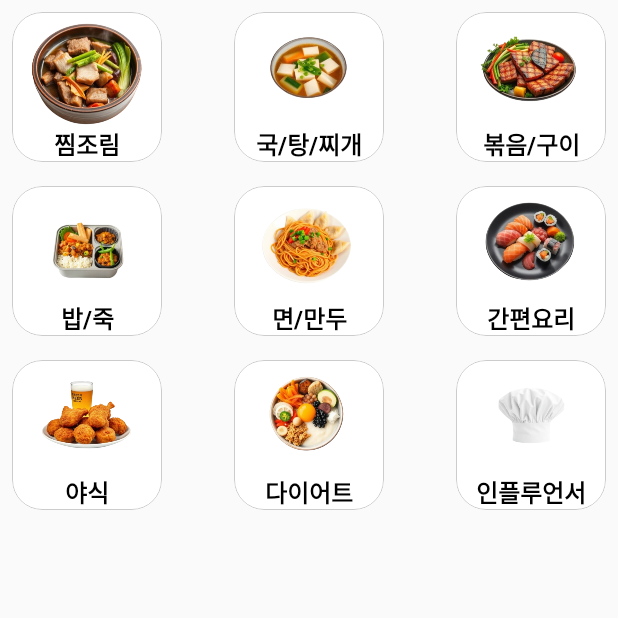
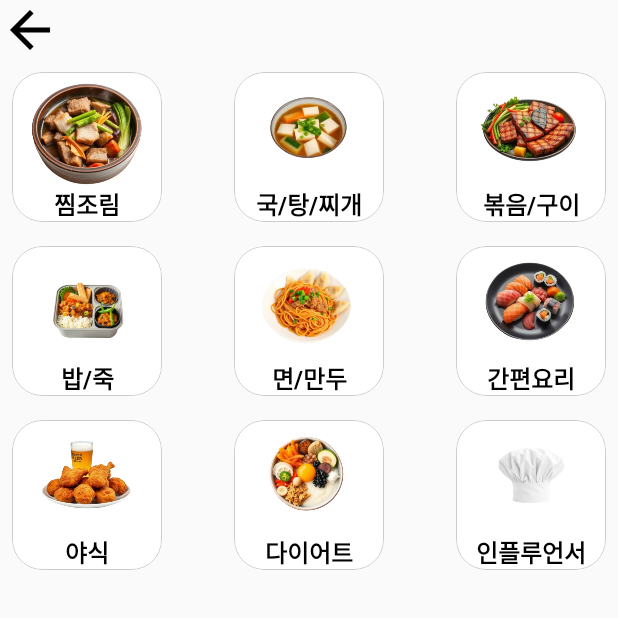
Before and after one commit to DONG-STU/AiCookMate, an Android app built with Jetpack Compose: the SelectRecipeScreen screen opened through its navigation route, on a phone screen of 412 x 824 dp, the top half of it. Run offline under Robolectric (Android 15) with nearby library versions, the phone set to English and light mode, and no system bars.

Commit message:
dongchan firebase update

```diff
--- a/app/src/main/java/com/sdc/aicookmate/RecipeSelect.kt
+++ b/app/src/main/java/com/sdc/aicookmate/RecipeSelect.kt
@@ -56,6 +56,14 @@ fun GPTFoodCategories(navController: NavController) {
         verticalArrangement = Arrangement.spacedBy(0.dp)
 
     ) {
+        // 뒤로가기 버튼
+        Image(
+            painter = painterResource(id = R.drawable.ic_arrowback),
+            contentDescription = "뒤로가기",
+            modifier = Modifier
+                .size(40.dp)
+                .clickable { navController.navigateUp() }
+        )
 
         Row(
             modifier = Modifier
```
Also changed, not shown: app/src/main/java/com/sdc/aicookmate/GptScreen.kt (+6 -5 lines).
